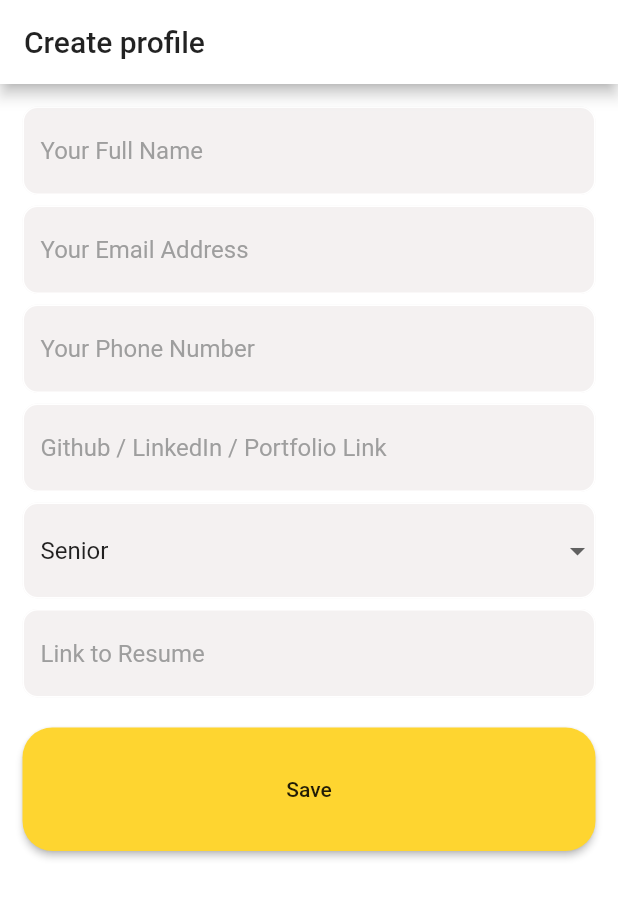
After one commit to iamsirmike/we_work, a Flutter app: the Profile screen opened directly, on a phone screen of 412 x 824 dp. The commit adds this screen. Shown: the top 898 px of the screen. Run offline on Flutter 3.47's test engine with Material 2 defaults, Android fonts, the phone set to English and light mode, and no system bars; our stand-ins replace cloud_firestore, firebase_auth, google_sign_in, modal_progress_hud; accounts and stored records are empty; network calls fail.

Commit message:
created profile page

```diff
--- a/lib/main.dart
+++ b/lib/main.dart
@@ -4,6 +4,7 @@ import 'package:we_work/screens/resetpassword..dart';
 import 'package:we_work/screens/signin_screen.dart';
 import 'package:we_work/screens/signup_screen.dart';
 import 'package:we_work/screens/wrapper.dart';
+import 'package:we_work/utils/colors.dart';
 
 void main() {
   runApp(MyApp());
@@ -19,6 +20,7 @@ class MyApp extends StatelessWidget {
       theme: ThemeData(
         primarySwatch: Colors.grey,
         visualDensity: VisualDensity.adaptivePlatformDensity,
+        appBarTheme: AppBarTheme(color: UiColors.bg),
       ),
       home: Wrapper(),
       routes: {
--- a/lib/screens/dashboard.dart
+++ b/lib/screens/dashboard.dart
@@ -1,5 +1,6 @@
 import 'package:flutter/material.dart';
 import 'package:we_work/screens/home.dart';
+import 'package:we_work/screens/profile.dart';
 import 'package:we_work/utils/colors.dart';
 
 class Dashboard extends StatefulWidget {
@@ -21,7 +22,7 @@ class _DashboardState extends State<Dashboard> {
     Home(),
     Home(),
     Home(),
-    Home(),
+    Profile(),
   ];
 
   @override
--- /dev/null
+++ b/lib/screens/profile.dart
@@ -0,0 +1,165 @@
+import 'package:flutter/material.dart';
+import 'package:we_work/utils/colors.dart';
+import 'package:we_work/utils/responsive.dart';
+import 'package:we_work/widgets/input_decoration.dart';
+
+class Profile extends StatefulWidget {
+  @override
+  _ProfileState createState() => _ProfileState();
+}
+
+const List<String> experiences = ['Senior', 'Mid-senior', 'Junior'];
+
+class _ProfileState extends State<Profile> {
+
+  // <-- drop downmenu for experience -->
+  String selectedexperience = 'Senior';
+  List<DropdownMenuItem> getDRopDownItems() {
+    List<DropdownMenuItem<String>> dropdownItems = [];
+    for (String experience in experiences) {
+      var newItem =
+          DropdownMenuItem(child: Text(experience), value: experience);
+      dropdownItems.add(newItem);
+    }
+    return dropdownItems;
+  }
+// <! ----- end drop down -->
+  @override
+  Widget build(BuildContext context) {
+    return Scaffold(
+      backgroundColor: UiColors.bg,
+      appBar: AppBar(
+        title: Text(
+          'Create profile',
+        ),
+      ),
+      body: SafeArea(
+        child: ListView(
+          children: [
+            Padding(
+              padding: const EdgeInsets.all(15.0),
+              child: Column(
+                mainAxisAlignment: MainAxisAlignment.spaceBetween,
+                children: [
+                  Container(
+                    decoration: BoxDecoration(
+                      color: UiColors.color1,
+                      borderRadius: BorderRadius.circular(
+                        10,
+                      ),
+                    ),
+                    child: TextField(
+                      decoration:
+                          textInputDecoration(hintText: 'Your Full Name'),
+                    ),
+                  ),
+                  TextboxSeperator(),
+                  Container(
+                    decoration: BoxDecoration(
+                      color: UiColors.color1,
+                      borderRadius: BorderRadius.circular(
+                        10,
+                      ),
+                    ),
+                    child: TextField(
+                      decoration:
+                          textInputDecoration(hintText: 'Your Email Address'),
+                    ),
+                  ),
+                  TextboxSeperator(),
+                  Container(
+                    decoration: BoxDecoration(
+                      color: UiColors.color1,
+                      borderRadius: BorderRadius.circular(
+                        10,
+                      ),
+                    ),
+                    child: TextField(
+                      decoration:
+                          textInputDecoration(hintText: 'Your Phone Number'),
+                    ),
+                  ),
+                  TextboxSeperator(),
+                  Container(
+                    decoration: BoxDecoration(
+                      color: UiColors.color1,
+                      borderRadius: BorderRadius.circular(
+                        10,
+                      ),
+                    ),
+                    child: TextField(
+                      decoration: textInputDecoration(
+                          hintText: 'Github / LinkedIn / Portfolio Link'),
+                    ),
+                  ),
+                  TextboxSeperator(),
+                  Container(
+                    // width: screenWidth(context, 1),
+                    decoration: BoxDecoration(
+                      color: UiColors.color1,
+                      borderRadius: BorderRadius.circular(
+                        10,
+                      ),
+                    ),
+                    child: Padding(
+                      padding: const EdgeInsets.symmetric(horizontal: 0.0),
+                      child: DropdownButtonFormField(
+                        // underline: SizedBox(),
+                        hint: Text('Work Experience'),
+                        decoration: textInputDecoration(hintText: 'Experience'),
+                        value: selectedexperience,
+                        items: getDRopDownItems(),
+                        onChanged: (value) {
+                          setState(() {
+                            selectedexperience = value;
+                          });
+                        },
+                      ),
+                    ),
+                  ),
+                  TextboxSeperator(),
+                  Container(
+                    decoration: BoxDecoration(
+                      color: UiColors.color1,
+                      borderRadius: BorderRadius.circular(
+                        10,
+                      ),
+                    ),
+                    child: TextField(
+                      decoration:
+                          textInputDecoration(hintText: 'Link to Resume'),
+                    ),
+                  ),
+                  SizedBox(height: 20),
+                  Container(
+                    width: screenWidth(context, 1),
+                    height: screenHeight(context, 0.1),
+                    child: RaisedButton(
+                      onPressed: () {},
+                      child: Text('Save'),
+                      color: UiColors.color2,
+                      shape: RoundedRectangleBorder(
+                        borderRadius: BorderRadius.circular(20),
+                      ),
+                    ),
+                  ),
+                ],
+              ),
+            ),
+          ],
+        ),
+      ),
+    );
+  }
+}
+
+class TextboxSeperator extends StatelessWidget {
+  const TextboxSeperator({
+    Key key,
+  }) : super(key: key);
+
+  @override
+  Widget build(BuildContext context) {
+    return SizedBox(height: 7);
+  }
+}
```
